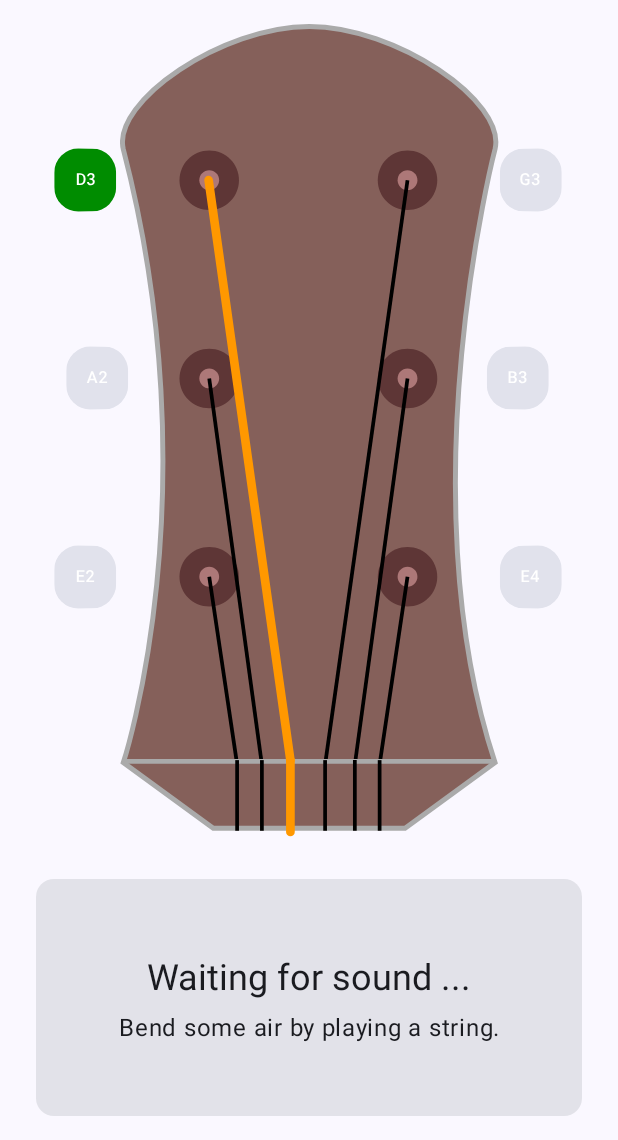
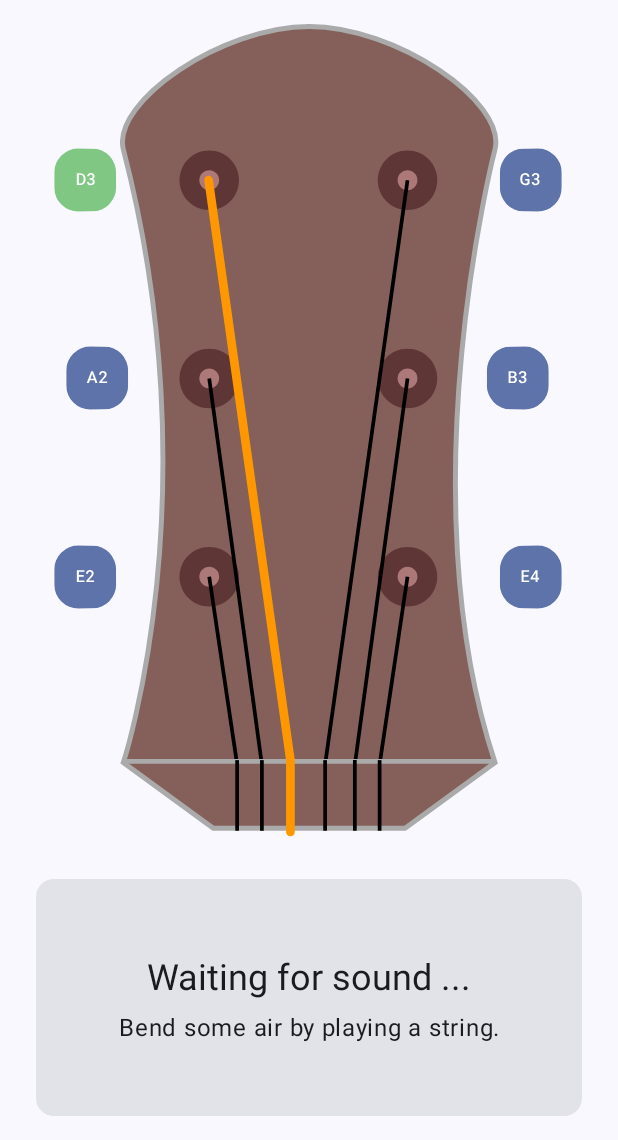
Before and after one commit to samolego/Katara, an Android app built with Jetpack Compose: the screen it shows after launch (MainActivity), after a tap on "D3", on a phone screen of 412 x 824 dp, the part 96-1236 px from its top. Run offline under Robolectric (Android 15) with nearby library versions, the phone set to English and light mode, and no system bars; libraries missing offline, so code that uses them is left out: be.tarsos.dsp; 3 statements that could not run were skipped.

Commit message:
Improve colors

```diff
--- a/app/src/main/java/org/samo_lego/katara/tuner/FrequencyAnalyser.kt
+++ b/app/src/main/java/org/samo_lego/katara/tuner/FrequencyAnalyser.kt
@@ -12,7 +12,7 @@ fun processFrequency(frequency: Double): NoteData {
     val noteData = calculateNoteData(frequency)
 
     // Apply harmonic correction if needed
-    val correctedNoteData = HarmonicCorrections.correctHarmonicConfusion(noteData, frequency)
+    val correctedNoteData = noteData //HarmonicCorrections.correctHarmonicConfusion(noteData, frequency)
 
     // Find closest guitar string
     val closestString = NoteFrequency.findClosestString(frequency)
--- a/app/src/main/java/org/samo_lego/katara/ui/components/drawing/Knobs.kt
+++ b/app/src/main/java/org/samo_lego/katara/ui/components/drawing/Knobs.kt
@@ -5,7 +5,6 @@ import androidx.compose.animation.core.Animatable
 import androidx.compose.animation.core.AnimationSpec
 import androidx.compose.animation.core.FastOutSlowInEasing
 import androidx.compose.animation.core.LinearEasing
-import androidx.compose.animation.core.Spring
 import androidx.compose.animation.core.spring
 import androidx.compose.animation.core.tween
 import androidx.compose.foundation.background
@@ -37,9 +36,7 @@ import org.samo_lego.katara.instrument.InstrumentLayoutSpecification
 import org.samo_lego.katara.instrument.StringData
 import org.samo_lego.katara.tuner.NoteFrequency
 import org.samo_lego.katara.tuner.TuningDirection
-import org.samo_lego.katara.ui.theme.TuneOk
-import org.samo_lego.katara.ui.theme.TuneTooHigh
-import org.samo_lego.katara.ui.theme.TuneTooLow
+import org.samo_lego.katara.ui.theme.tuneColors
 import org.samo_lego.katara.ui.util.calculateCanvasScaling
 import org.samo_lego.katara.ui.util.scalePosition
 
@@ -135,8 +132,12 @@ fun GuitarKnob(
 
                                     // Calculate target rotation to nearest 360 multiple in the same
                                     // direction
-                                    val targetRotation = (rotationXAnim.value / 360f).toInt() * 360f + 360f
-                                    Log.d("direction", "Target rotation: $targetRotation, tuning direction: $tuningDirection")
+                                    val targetRotation =
+                                            (rotationXAnim.value / 360f).toInt() * 360f + 360f
+                                    Log.d(
+                                            "direction",
+                                            "Target rotation: $targetRotation, tuning direction: $tuningDirection"
+                                    )
 
                                     // Continue rotation in same direction to target
                                     rotationXAnim.animateTo(
@@ -170,7 +171,10 @@ fun GuitarKnob(
 
                         // Calculate target rotation to nearest 360 multiple in the same direction
                         val targetRotation = (rotationXAnim.value / 360f).toInt() * 360f + 360f
-                        Log.d("direction", "Target rotation: $targetRotation, tuning direwction: $tuningDirection")
+                        Log.d(
+                                "direction",
+                                "Target rotation: $targetRotation, tuning direwction: $tuningDirection"
+                        )
 
                         // Continue rotation in same direction to target
                         rotationXAnim.animateTo(
@@ -219,7 +223,7 @@ fun GuitarKnob(
         ) {
             Text(
                     text = noteFreq.toString(),
-                    color = Color.White,
+                    color = MaterialTheme.colorScheme.onPrimaryContainer,
                     style = MaterialTheme.typography.labelSmall
             )
         }
@@ -251,10 +255,6 @@ private object KnobAnimations {
     val responsiveRotationSpec: AnimationSpec<Float> =
             tween(durationMillis = 1500, easing = FastOutSlowInEasing)
 
-    // Quick but natural-feeling adjustments
-    val quickAdjustmentSpec: AnimationSpec<Float> =
-            spring(dampingRatio = Spring.DampingRatioMediumBouncy, stiffness = 200f)
-
     // Bouncy effect for in-tune feedback
     val bounceSpec: AnimationSpec<Float> = spring(dampingRatio = 0.6f, stiffness = 180f)
 
@@ -272,12 +272,12 @@ private object KnobAnimations {
 private fun determineKnobColor(isActive: Boolean, tuningDirection: TuningDirection): Color {
     return if (isActive) {
         when (tuningDirection) {
-            TuningDirection.IN_TUNE -> TuneOk
-            TuningDirection.TOO_LOW -> TuneTooLow
-            TuningDirection.TOO_HIGH -> TuneTooHigh
+            TuningDirection.IN_TUNE -> MaterialTheme.tuneColors.ok
+            TuningDirection.TOO_LOW -> MaterialTheme.tuneColors.tooLow
+            TuningDirection.TOO_HIGH -> MaterialTheme.tuneColors.tooHigh
         }
     } else {
-        MaterialTheme.colorScheme.surfaceVariant
+        MaterialTheme.colorScheme.primaryContainer
     }
 }
 
--- a/app/src/main/java/org/samo_lego/katara/ui/theme/Color.kt
+++ b/app/src/main/java/org/samo_lego/katara/ui/theme/Color.kt
@@ -1,5 +1,6 @@
 package org.samo_lego.katara.ui.theme
 
+import androidx.compose.runtime.Immutable
 import androidx.compose.ui.graphics.Color
 
 val BrownPale = Color(0xFFCBAF85)
@@ -11,6 +12,25 @@ val BrownGray = Color(0xFF6E6159)
 val Brown2 = Color(0xFF6C4D16)
 
 val StringHighlight = Color(0xFFFF9800)
-val TuneTooLow = Color(0xFF006CBE)
-val TuneOk = Color(0xFF008C00)
-val TuneTooHigh = Color(0xFFBE5200)
+
+// Light theme tuning colors
+val TuneTooLowDark = Color(0xFF1976D2)
+val TuneOkDark = Color(0xFF388E3C)
+val TuneTooHighDark = Color(0xFFEF6C00)
+
+// Dark theme tuning colors
+val TuneTooLowLight = Color(0xFF90CAF9)
+val TuneOkLight = Color(0xFF81C784)
+val TuneTooHighLight = Color(0xFFFFB74D)
+
+// For backward compatibility
+val TuneTooLow = TuneTooLowLight
+val TuneOk = TuneOkLight
+val TuneTooHigh = TuneTooHighLight
+
+@Immutable data class TuneColors(val tooLow: Color, val ok: Color, val tooHigh: Color)
+
+val lightTuneColors =
+        TuneColors(tooLow = TuneTooLowLight, ok = TuneOkLight, tooHigh = TuneTooHighLight)
+
+val darkTuneColors = TuneColors(tooLow = TuneTooLowDark, ok = TuneOkDark, tooHigh = TuneTooHighDark)
--- a/app/src/main/java/org/samo_lego/katara/ui/theme/Theme.kt
+++ b/app/src/main/java/org/samo_lego/katara/ui/theme/Theme.kt
@@ -7,6 +7,9 @@ import androidx.compose.material3.dynamicDarkColorScheme
 import androidx.compose.material3.dynamicLightColorScheme
 import androidx.compose.material3.lightColorScheme
 import androidx.compose.runtime.Composable
+import androidx.compose.runtime.CompositionLocalProvider
+import androidx.compose.runtime.ReadOnlyComposable
+import androidx.compose.runtime.staticCompositionLocalOf
 import androidx.compose.ui.platform.LocalContext
 
 private val DarkColorScheme = darkColorScheme(
@@ -20,6 +23,14 @@ private val LightColorScheme = lightColorScheme(
     secondary = BrownGray,
     tertiary = Brown2
 )
+
+val LocalTuneColors = staticCompositionLocalOf { lightTuneColors }
+
+// Extension property to access tune colors from MaterialTheme
+val MaterialTheme.tuneColors: TuneColors
+    @Composable
+    @ReadOnlyComposable
+    get() = LocalTuneColors.current
 
 @Composable
 fun KataraTheme(
@@ -38,9 +49,15 @@ fun KataraTheme(
         else -> LightColorScheme
     }
 
-    MaterialTheme(
-        colorScheme = colorScheme,
-        typography = Typography,
-        content = content
-    )
+    val tuneColors = if (darkTheme) darkTuneColors else lightTuneColors
+
+    CompositionLocalProvider(
+        LocalTuneColors provides tuneColors
+    ) {
+        MaterialTheme(
+            colorScheme = colorScheme,
+            typography = Typography,
+            content = content
+        )
+    }
 }
```
